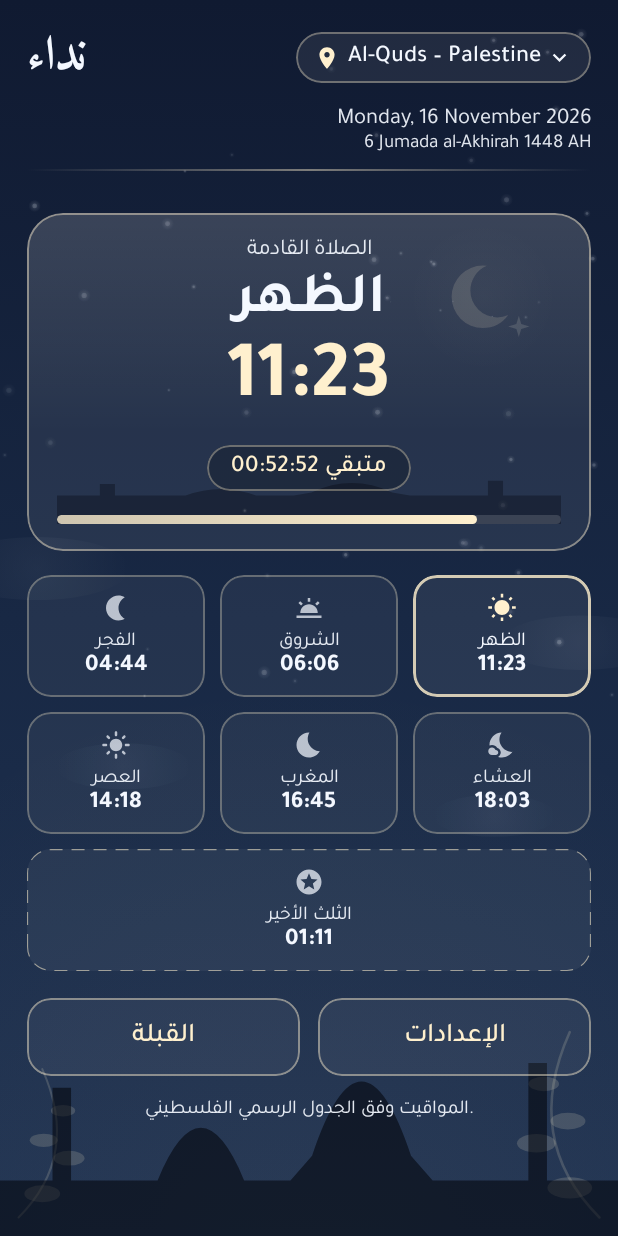
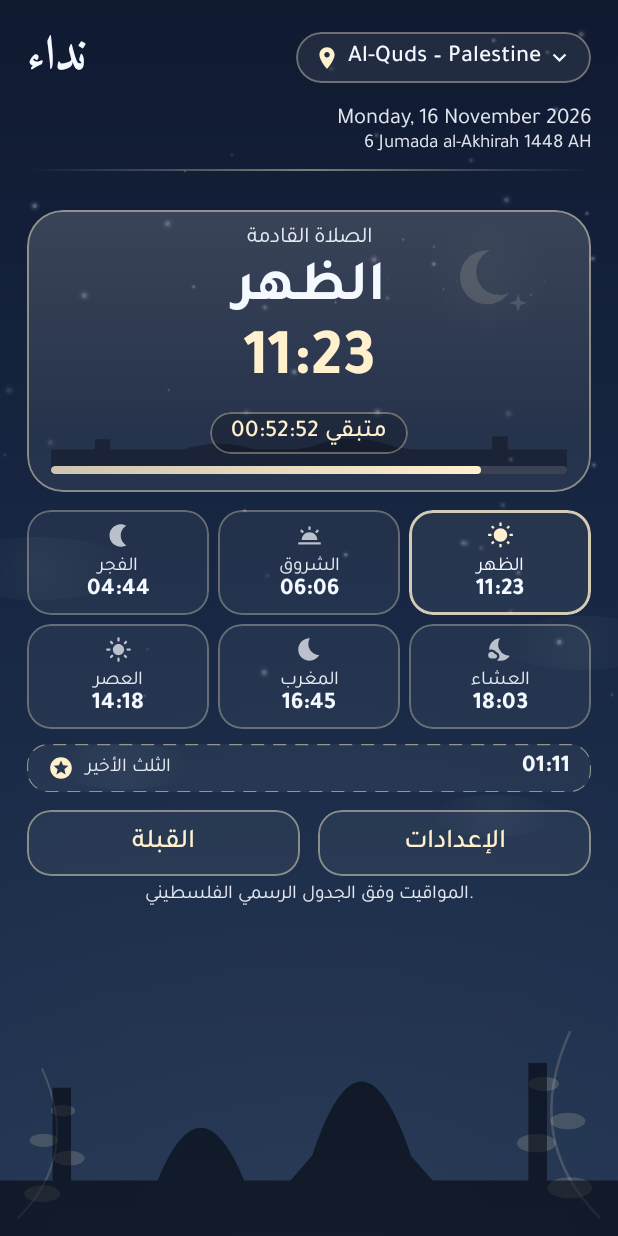
Before and after one commit to amh2002/Nidaa, an Android app built with Jetpack Compose: the screen it shows after launch (MainActivity), on a phone screen of 412 x 824 dp. Run offline under Robolectric (Android 15) with nearby library versions, the phone set to English and light mode, and no system bars.

Commit message:
fix(ui): compact golden night layout into one view
Hero, grid and footer spacing reduced so the whole screen (including the
last-third row) fits a 5.5in device without scrolling, and the DEBUG phase
switcher collapsed into a single compact row. Gradient stops now fade to
their own colour at zero alpha so no grey fringing appears on API 24.

```diff
--- a/app/src/main/java/com/mawaqiti/plus/ui/screens/PrayerScreen.kt
+++ b/app/src/main/java/com/mawaqiti/plus/ui/screens/PrayerScreen.kt
@@ -131,7 +131,7 @@ fun PrayerScreen(
             UpdateBanner(release = updateRelease, onOpen = onOpenUpdate)
         }
 
-        Spacer(Modifier.height(14.dp))
+        Spacer(Modifier.height(12.dp))
 
         HeroCard(
             hero = hero,
@@ -141,7 +141,7 @@ fun PrayerScreen(
             palette = palette
         )
 
-        Spacer(Modifier.height(16.dp))
+        Spacer(Modifier.height(12.dp))
 
         PrayerGrid(
             day = day,
@@ -151,7 +151,16 @@ fun PrayerScreen(
             palette = palette
         )
 
-        Spacer(Modifier.height(18.dp))
+        Spacer(Modifier.height(10.dp))
+
+        LastThirdRow(
+            minutes = day.lastThird,
+            isArabic = isArabic,
+            clockFormat = clockFormat,
+            palette = palette
+        )
+
+        Spacer(Modifier.height(12.dp))
 
         Row(
             modifier = Modifier.fillMaxWidth(),
@@ -169,7 +178,7 @@ fun PrayerScreen(
             )
         }
 
-        Spacer(Modifier.height(16.dp))
+        Spacer(Modifier.height(6.dp))
 
         Text(
             text = stringResource(R.string.official_note),
@@ -180,11 +189,11 @@ fun PrayerScreen(
         )
 
         if (BuildConfig.DEBUG) {
-            Spacer(Modifier.height(12.dp))
+            Spacer(Modifier.height(6.dp))
             DebugPhaseBar(current = debugPhase, onSelect = onDebugPhase)
         }
 
-        Spacer(Modifier.height(14.dp))
+        Spacer(Modifier.height(10.dp))
     }
 }
 
@@ -374,7 +383,7 @@ private fun HeroCard(
     GlassCard(
         emphasized = true,
         corner = 24.dp,
-        contentPadding = PaddingValues(horizontal = 20.dp, vertical = 18.dp)
+        contentPadding = PaddingValues(horizontal = 16.dp, vertical = 12.dp)
     ) {
         // Crescent, stars, clouds and skyline, drawn behind the content but
         // only in the top-right and bottom strips.
@@ -400,18 +409,18 @@ private fun HeroCard(
             Text(
                 text = TimeFormatter.format(hero.minutes, clockFormat, isArabic),
                 fontFamily = Tajawal,
-                fontSize = 54.sp,
-                lineHeight = 62.sp,
+                fontSize = 44.sp,
+                lineHeight = 52.sp,
                 fontWeight = FontWeight.Bold,
                 color = palette.accent
             )
-            Spacer(Modifier.height(10.dp))
+            Spacer(Modifier.height(6.dp))
             Row(
                 modifier = Modifier
                     .clip(RoundedCornerShape(50))
                     .background(Color.Black.copy(alpha = 0.20f))
                     .border(1.dp, palette.accent.copy(alpha = 0.35f), RoundedCornerShape(50))
-                    .padding(horizontal = 16.dp, vertical = 7.dp),
+                    .padding(horizontal = 14.dp, vertical = 6.dp),
                 verticalAlignment = Alignment.CenterVertically
             ) {
                 Text(
@@ -423,18 +432,18 @@ private fun HeroCard(
                     color = palette.accent
                 )
             }
-            Spacer(Modifier.height(16.dp))
+            Spacer(Modifier.height(8.dp))
             Box(
                 modifier = Modifier
                     .fillMaxWidth()
-                    .height(6.dp)
+                    .height(5.dp)
                     .clip(CircleShape)
                     .background(Color.White.copy(alpha = 0.14f))
             ) {
                 Box(
                     modifier = Modifier
                         .fillMaxWidth(progress)
-                        .height(6.dp)
+                        .height(5.dp)
                         .clip(CircleShape)
                         .background(
                             Brush.horizontalGradient(
@@ -454,8 +463,7 @@ private data class GridItem(
     val labelRes: Int,
     val minutes: Int,
     val icon: ImageVector,
-    val highlighted: Boolean = false,
-    val dashed: Boolean = false
+    val highlighted: Boolean = false
 )
 
 @Composable
@@ -475,42 +483,26 @@ private fun PrayerGrid(
         Triple(TableEvent.ISHA, R.string.prayer_isha, Icons.Filled.NightsStay)
     )
 
-    val items = ArrayList<GridItem>(7)
-    for ((event, label, icon) in prayers) {
-        items += GridItem(
+    val items = prayers.map { (event, label, icon) ->
+        GridItem(
             labelRes = label,
             minutes = day.minutesFor(event),
             icon = icon,
             highlighted = event == next
         )
     }
-    items += GridItem(
-        labelRes = R.string.last_third,
-        minutes = day.lastThird,
-        icon = Icons.Filled.Stars,
-        dashed = true
-    )
 
     BoxWithConstraints(modifier = Modifier.fillMaxWidth()) {
         // Adaptive 3 / 2 columns. `maxWidth` is in dp, so the choice does not
         // change with the user's font scale, only with the actual width.
         val columns = if (maxWidth >= 300.dp) 3 else 2
 
-        Column(verticalArrangement = Arrangement.spacedBy(10.dp)) {
+        Column(verticalArrangement = Arrangement.spacedBy(6.dp)) {
             items.chunked(columns).forEach { row ->
                 Row(
                     modifier = Modifier.fillMaxWidth(),
-                    horizontalArrangement = Arrangement.spacedBy(10.dp)
+                    horizontalArrangement = Arrangement.spacedBy(6.dp)
                 ) {
-                    if (row.size == 1) {
-                        GridCard(
-                            item = row.first(),
-                            isArabic = isArabic,
-                            clockFormat = clockFormat,
-                            palette = palette,
-                            modifier = Modifier.fillMaxWidth()
-                        )
-                    } else {
                     row.forEach { item ->
                         GridCard(
                             item = item,
@@ -528,6 +520,44 @@ private fun PrayerGrid(
         }
     }
 }
+
+/** Slim dashed row for the last third, so the grid stays a clean 3 x 2. */
+@Composable
+private fun LastThirdRow(
+    minutes: Int,
+    isArabic: Boolean,
+    clockFormat: ClockFormat,
+    palette: SkyPalette
+) {
+    Row(
+        modifier = Modifier
+            .fillMaxWidth()
+            .clip(RoundedCornerShape(14.dp))
+            .background(palette.cardFill)
+            .dashedOutline(color = palette.accent.copy(alpha = 0.50f), corner = 14.dp)
+            .padding(horizontal = 14.dp, vertical = 7.dp),
+        verticalAlignment = Alignment.CenterVertically
+    ) {
+        Icon(
+            imageVector = Icons.Filled.Stars,
+            contentDescription = null,
+            tint = palette.accent,
+            modifier = Modifier.size(17.dp)
+        )
+        Spacer(Modifier.width(8.dp))
+        Text(
+            text = stringResource(R.string.last_third),
+            style = MaterialTheme.typography.bodySmall,
+            color = palette.textMuted,
+            modifier = Modifier.weight(1f)
+        )
+        Text(
+            text = TimeFormatter.format(minutes, clockFormat, isArabic),
+            style = MaterialTheme.typography.titleSmall,
+            fontWeight = FontWeight.Bold,
+            color = palette.text
+        )
+    }
 }
 
 @Composable
@@ -542,22 +572,13 @@ private fun GridCard(
     val base = modifier
         .clip(shape)
         .background(if (item.highlighted) palette.heroFill else palette.cardFill)
-        .then(
-            if (item.dashed) {
-                Modifier.dashedOutline(
-                    color = palette.accent.copy(alpha = 0.55f),
-                    corner = 16.dp
-                )
-            } else {
-                Modifier.border(
+        .border(
             width = if (item.highlighted) 1.5.dp else 1.dp,
             color = if (item.highlighted) palette.accent.copy(alpha = 0.80f)
             else palette.cardBorder,
             shape = shape
         )
-            }
-        )
-        .padding(horizontal = 8.dp, vertical = 12.dp)
+        .padding(horizontal = 8.dp, vertical = 8.dp)
 
     Column(
         modifier = base,
@@ -567,9 +588,9 @@ private fun GridCard(
             imageVector = item.icon,
             contentDescription = null,
             tint = if (item.highlighted) palette.accent else palette.text.copy(alpha = 0.72f),
-            modifier = Modifier.size(20.dp)
+            modifier = Modifier.size(18.dp)
         )
-        Spacer(Modifier.height(6.dp))
+        Spacer(Modifier.height(5.dp))
         Text(
             text = stringResource(item.labelRes),
             style = MaterialTheme.typography.bodySmall,
@@ -585,7 +606,7 @@ private fun GridCard(
             ),
             modifier = Modifier.fillMaxWidth()
         )
-        Spacer(Modifier.height(2.dp))
+        Spacer(Modifier.height(1.dp))
         Text(
             text = TimeFormatter.format(item.minutes, clockFormat, isArabic),
             style = MaterialTheme.typography.titleSmall,
@@ -606,7 +627,7 @@ private fun FooterButton(
     val shape = RoundedCornerShape(16.dp)
     Box(
         modifier = modifier
-            .height(52.dp)
+            .height(44.dp)
             .clip(shape)
             .background(palette.cardFill)
             .border(1.dp, palette.accent.copy(alpha = 0.45f), shape)
@@ -632,17 +653,19 @@ private fun DebugPhaseBar(
     onSelect: (GoldenPhase?) -> Unit
 ) {
     val palette = skyPalette
-    val rows = listOf(
-        listOf<GoldenPhase?>(null, GoldenPhase.NIGHT, GoldenPhase.DAWN),
-        listOf<GoldenPhase?>(GoldenPhase.MORNING, GoldenPhase.AFTERNOON, GoldenPhase.SUNSET)
+    val phases = listOf<GoldenPhase?>(
+        null,
+        GoldenPhase.NIGHT,
+        GoldenPhase.DAWN,
+        GoldenPhase.MORNING,
+        GoldenPhase.AFTERNOON,
+        GoldenPhase.SUNSET
     )
-    Column(verticalArrangement = Arrangement.spacedBy(6.dp)) {
-        rows.forEach { row ->
     Row(
         modifier = Modifier.fillMaxWidth(),
-                horizontalArrangement = Arrangement.spacedBy(6.dp)
+        horizontalArrangement = Arrangement.spacedBy(4.dp)
     ) {
-                row.forEach { phase ->
+        phases.forEach { phase ->
             val selected = phase == current
             val shape = RoundedCornerShape(50)
             Box(
@@ -660,18 +683,17 @@ private fun DebugPhaseBar(
                         shape
                     )
                     .clickable { onSelect(phase) }
-                            .padding(vertical = 5.dp),
+                    .padding(vertical = 3.dp),
                 contentAlignment = Alignment.Center
             ) {
                 Text(
                     text = phase?.key ?: "auto",
                     fontFamily = Tajawal,
-                            fontSize = 9.sp,
+                    fontSize = 8.sp,
                     color = if (selected) palette.accent else palette.textMuted,
-                            maxLines = 1
+                    maxLines = 1,
+                    softWrap = false
                 )
-                    }
-                }
             }
         }
     }
--- a/app/src/main/java/com/mawaqiti/plus/ui/theme/GoldenBackground.kt
+++ b/app/src/main/java/com/mawaqiti/plus/ui/theme/GoldenBackground.kt
@@ -58,7 +58,7 @@ fun GoldenSkyBackground(modifier: Modifier = Modifier) {
         palette.horizonTint?.let { tint ->
             drawRect(
                 Brush.verticalGradient(
-                    colors = listOf(Color.Transparent, tint),
+                    colors = listOf(tint.copy(alpha = 0f), tint),
                     startY = size.height * 0.58f,
                     endY = size.height
                 )
@@ -70,7 +70,7 @@ fun GoldenSkyBackground(modifier: Modifier = Modifier) {
             val radius = size.height * 0.50f
             drawCircle(
                 brush = Brush.radialGradient(
-                    colors = listOf(glow, Color.Transparent),
+                    colors = listOf(glow, glow.copy(alpha = 0f)),
                     center = center,
                     radius = radius
                 ),
@@ -147,7 +147,7 @@ fun GoldenHeroDecor(modifier: Modifier = Modifier) {
             val center = Offset(size.width * 0.845f, size.height * 0.20f)
             drawCircle(
                 brush = Brush.radialGradient(
-                    colors = listOf(palette.accent.copy(alpha = 0.22f * moon), Color.Transparent),
+                    colors = listOf(palette.accent.copy(alpha = 0.22f * moon), palette.accent.copy(alpha = 0f)),
                     center = center,
                     radius = radius * 2.4f
                 ),
@@ -243,7 +243,7 @@ private fun DrawScope.drawStarField(
             brush = Brush.radialGradient(
                 colors = listOf(
                     color.copy(alpha = star.alpha * alpha),
-                    Color.Transparent
+                    color.copy(alpha = 0f)
                 ),
                 center = center,
                 radius = r * 2.6f
@@ -270,7 +270,7 @@ private fun DrawScope.drawClouds(color: Color, alpha: Float) {
             brush = Brush.radialGradient(
                 colors = listOf(
                     color.copy(alpha = 0.07f * alpha),
-                    Color.Transparent
+                    color.copy(alpha = 0f)
                 ),
                 center = center,
                 radius = w * 0.5f
```
Lines whose indentation alone changed are shown as unchanged.
